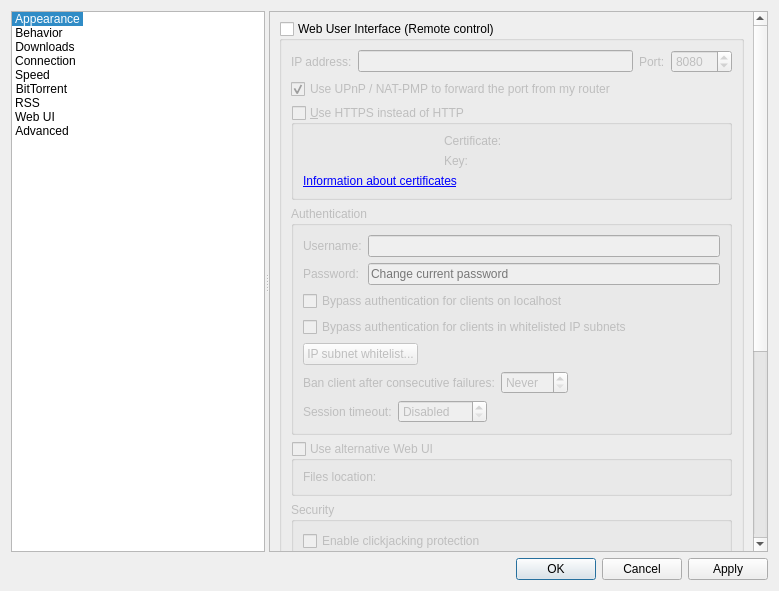
The window that src/gui/optionsdialog.ui (zeule/qbit) describes before a commit, drawn with Qt 5.
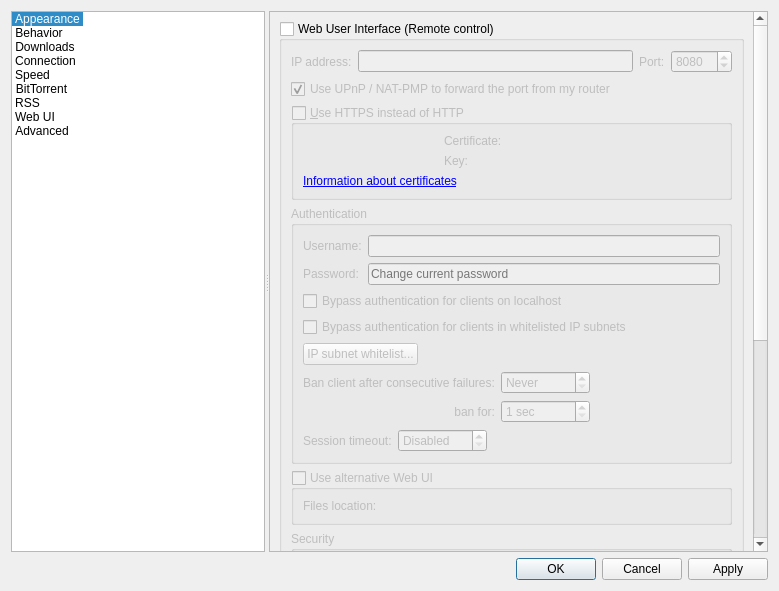
The same window after the commit. The open tabs and pages were chosen to show the change. Icons and pictures are not drawn. Custom widgets are drawn as their Qt base class.

Commit message: Expose WebUI ban duration to users

```diff
--- a/src/gui/optionsdialog.ui
+++ b/src/gui/optionsdialog.ui
@@ -3233,25 +3233,15 @@
                    </widget>
                   </item>
                   <item>
-                   <layout class="QHBoxLayout" name="horizontalLayout_19">
-                    <item>
+                   <layout class="QGridLayout" name="gridLayout_10">
+                    <item row="0" column="0">
                      <widget class="QLabel" name="lblBanCounter">
                       <property name="text">
                        <string>Ban client after consecutive failures:</string>
                       </property>
                      </widget>
                     </item>
-                    <item>
-                     <widget class="QSpinBox" name="spinBanCounter">
-                      <property name="specialValueText">
-                       <string>Never</string>
-                      </property>
-                      <property name="maximum">
-                       <number>2147483647</number>
-                      </property>
-                     </widget>
-                    </item>
-                    <item>
+                    <item row="0" column="2">
                      <spacer name="horizontalSpacer_15">
                       <property name="orientation">
                        <enum>Qt::Horizontal</enum>
@@ -3264,6 +3254,39 @@
                       </property>
                      </spacer>
                     </item>
+                    <item row="0" column="1">
+                     <widget class="QSpinBox" name="spinBanCounter">
+                      <property name="specialValueText">
+                       <string>Never</string>
+                      </property>
+                      <property name="maximum">
+                       <number>2147483647</number>
+                      </property>
+                     </widget>
+                    </item>
+                    <item row="1" column="0">
+                     <widget class="QLabel" name="lblBanDuration">
+                      <property name="text">
+                       <string>ban for:</string>
+                      </property>
+                      <property name="alignment">
+                       <set>Qt::AlignRight|Qt::AlignTrailing|Qt::AlignVCenter</set>
+                      </property>
+                     </widget>
+                    </item>
+                    <item row="1" column="1">
+                     <widget class="QSpinBox" name="spinBanDuration">
+                      <property name="suffix">
+                       <string> sec</string>
+                      </property>
+                      <property name="minimum">
+                       <number>1</number>
+                      </property>
+                      <property name="maximum">
+                       <number>2147483647</number>
+                      </property>
+                     </widget>
+                    </item>
                    </layout>
                   </item>
                   <item>
```
The commit also changes 6 other files.
